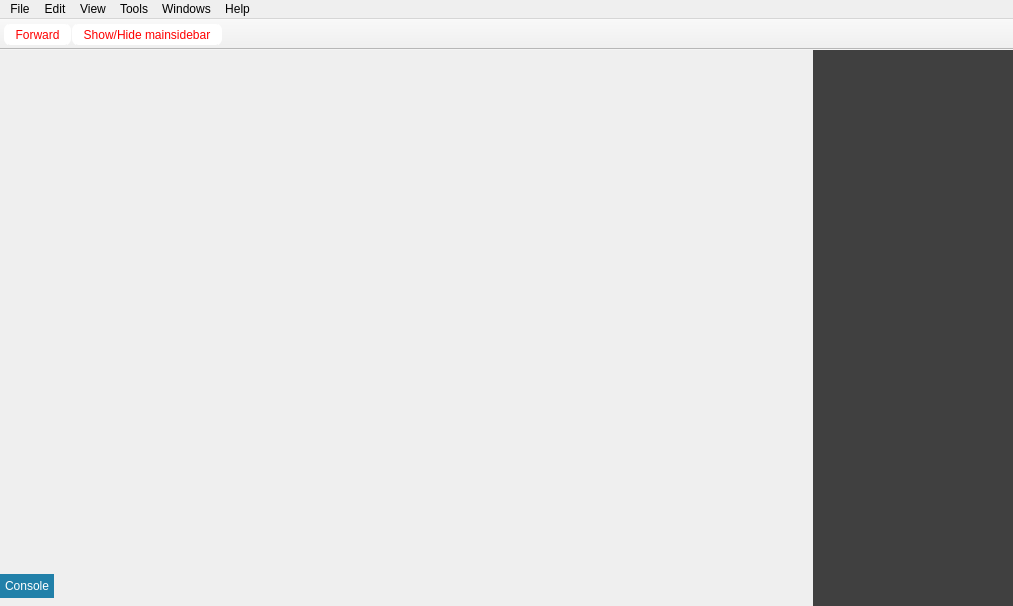
Qt form src/MainWindow.ui (rizinorg/cutter) before a commit.
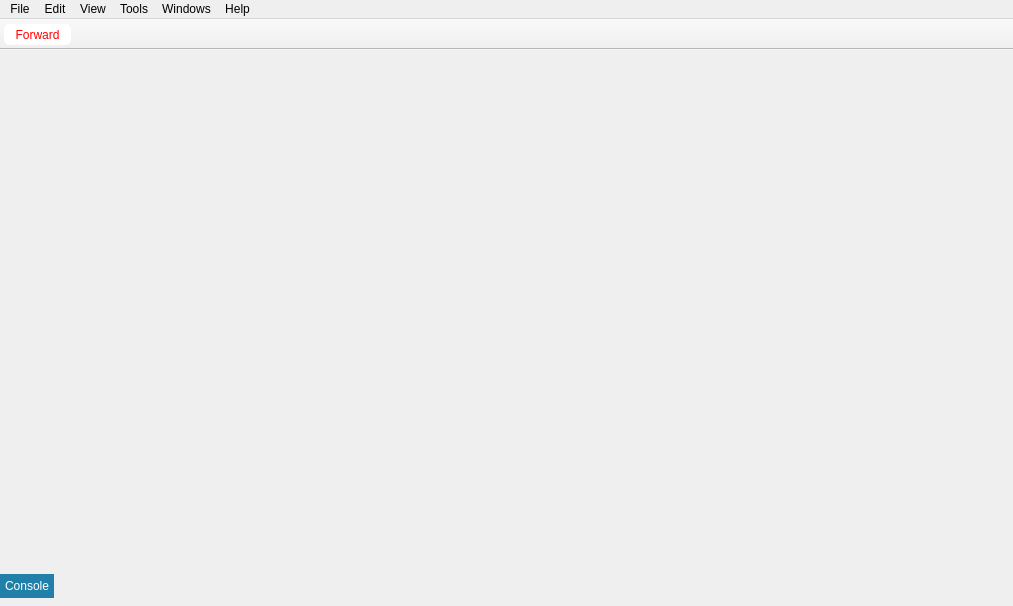
The same form after that commit. Icons and pictures are not drawn.

The edit to the form file:
```diff
--- a/src/MainWindow.ui
+++ b/src/MainWindow.ui
@@ -287,46 +287,6 @@
    <addaction name="menuWindows"/>
    <addaction name="menuHelp"/>
   </widget>
-  <widget class="QToolBar" name="sideToolBar">
-   <property name="enabled">
-    <bool>true</bool>
-   </property>
-   <property name="sizePolicy">
-    <sizepolicy hsizetype="Fixed" vsizetype="Preferred">
-     <horstretch>0</horstretch>
-     <verstretch>0</verstretch>
-    </sizepolicy>
-   </property>
-   <property name="minimumSize">
-    <size>
-     <width>200</width>
-     <height>0</height>
-    </size>
-   </property>
-   <property name="windowTitle">
-    <string notr="true">Side toolbar</string>
-   </property>
-   <property name="styleSheet">
-    <string notr="true">border: 1px solid rgb(64, 64, 64);
-background-color: rgb(64, 64, 64);
-background: rgb(64, 64, 64);</string>
-   </property>
-   <property name="movable">
-    <bool>false</bool>
-   </property>
-   <property name="allowedAreas">
-    <set>Qt::RightToolBarArea</set>
-   </property>
-   <property name="floatable">
-    <bool>false</bool>
-   </property>
-   <attribute name="toolBarArea">
-    <enum>RightToolBarArea</enum>
-   </attribute>
-   <attribute name="toolBarBreak">
-    <bool>false</bool>
-   </attribute>
-  </widget>
   <widget class="QToolBar" name="mainToolBar">
    <property name="sizePolicy">
     <sizepolicy hsizetype="Preferred" vsizetype="Fixed">
@@ -375,7 +335,6 @@
     <bool>false</bool>
    </attribute>
    <addaction name="actionForward"/>
-   <addaction name="actionShow_Hide_mainsidebar"/>
   </widget>
   <action name="actionCalculator">
    <property name="text">
@@ -961,18 +920,6 @@
     <string>Run script</string>
    </property>
   </action>
-  <action name="actionShow_Hide_mainsidebar">
-   <property name="icon">
-    <iconset resource="resources.qrc">
-     <normaloff>:/img/icons/sidebar.svg</normaloff>:/img/icons/sidebar.svg</iconset>
-   </property>
-   <property name="text">
-    <string>Show/Hide mainsidebar</string>
-   </property>
-   <property name="toolTip">
-    <string>Show/Hide Sidebar</string>
-   </property>
-  </action>
   <action name="actionDashboard">
    <property name="text">
     <string>Dashboard</string>
```
